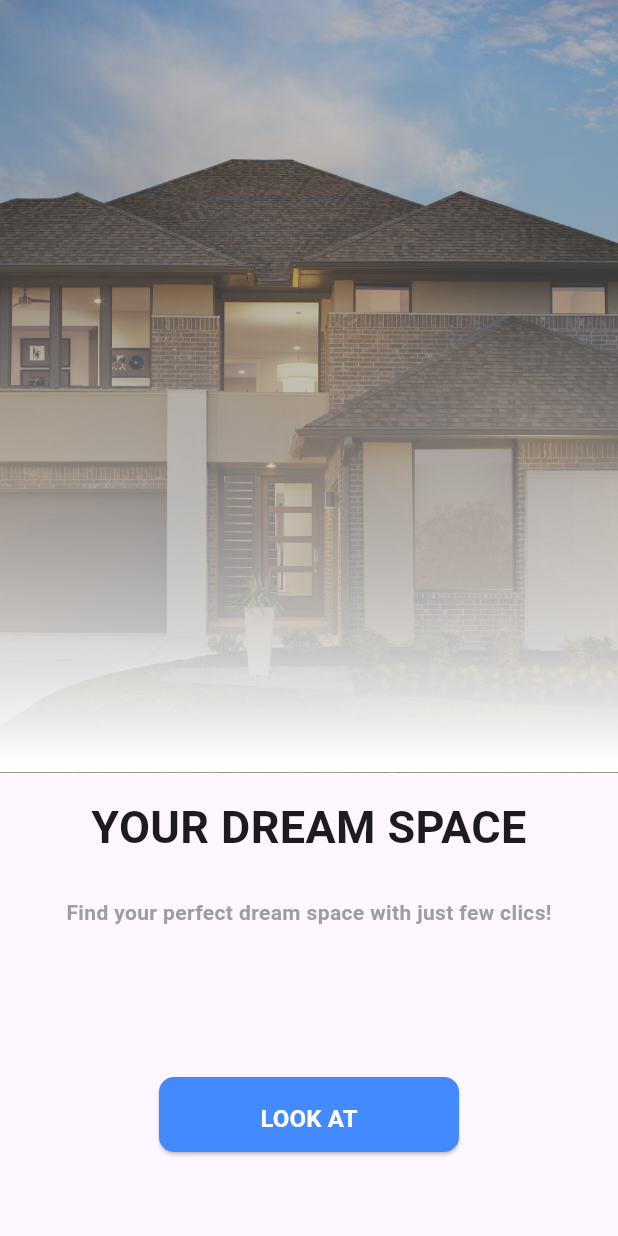
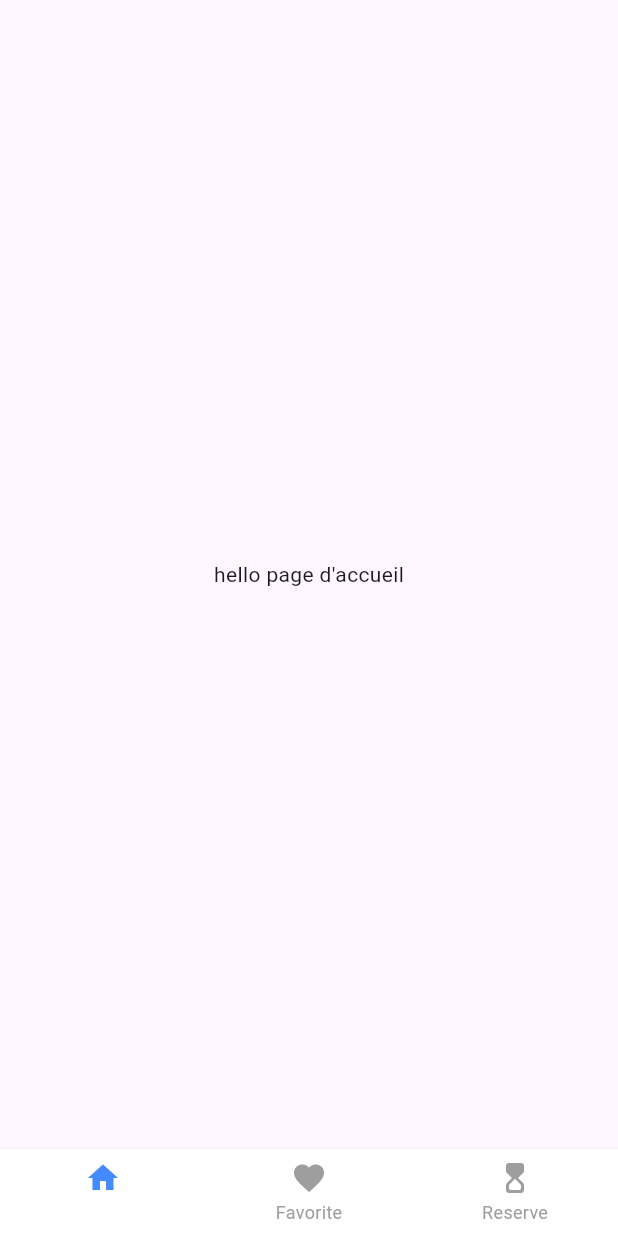
Before and after one commit to Nicolas-Ohlin/Luka-Ya-Yo-App, a Flutter app: the screen it shows after launch, after a tap on "LOOK AT", on a phone screen of 412 x 824 dp. Run offline on Flutter 3.47's test engine with Material 3 defaults, Android fonts, the phone set to English and light mode, and no system bars.

Commit message:
ajout de la page d'acueil 1

```diff
--- /dev/null
+++ b/lib/Pages/accueil_page.dart
@@ -0,0 +1,16 @@
+import 'package:flutter/material.dart';
+
+class Accueil extends StatelessWidget {
+  const Accueil({super.key});
+
+  @override
+  Widget build(BuildContext context) {
+    return Scaffold(
+      body: Center(
+        child: Text(
+          'hello page d\'accueil',
+        ),
+      ),
+    );
+  }
+}
--- /dev/null
+++ b/lib/Pages/favorite_page.dart
@@ -0,0 +1,16 @@
+import 'package:flutter/material.dart';
+
+class Favorite extends StatelessWidget {
+  const Favorite({super.key});
+
+  @override
+  Widget build(BuildContext context) {
+    return Scaffold(
+      body: Center(
+        child: Text(
+          'hello page de favorite',
+        ),
+      ),
+    );
+  }
+}
--- a/lib/Pages/home_page.dart
+++ b/lib/Pages/home_page.dart
@@ -1,7 +1,7 @@
 import 'dart:ui';
 
+import 'package:contacts_exos/Pages/page_principale.dart';
 import 'package:flutter/material.dart';
-
 
 class HomePage extends StatelessWidget {
   const HomePage({Key? key}) : super(key: key);
@@ -9,8 +9,8 @@ class HomePage extends StatelessWidget {
   @override
   Widget build(BuildContext context) {
     return Scaffold(
-      body: Column(
-
+      body: SingleChildScrollView(
+        child: Column(
           children: [
             Stack(
               children: [
@@ -18,9 +18,10 @@ class HomePage extends StatelessWidget {
                 Container(
                   height: MediaQuery.of(context).size.height * 2.5 / 4,
                   decoration: const BoxDecoration(
-                  image: DecorationImage(image: AssetImage('assets/images/house.jpeg'),fit: BoxFit.cover,),
-
-
+                    image: DecorationImage(
+                      image: AssetImage('assets/images/house.jpeg'),
+                      fit: BoxFit.cover,
+                    ),
                   ),
                 ),
                 Positioned(
@@ -36,45 +37,58 @@ class HomePage extends StatelessWidget {
                         colors: [
                           Colors.transparent,
                           Colors.white,
-
-
                         ],
                         stops: [0.00, 0.99],
                       ),
                     ),
                   ),
-
-
                 ),
-
-
-
-
               ],
             ),
-          const SizedBox(height: 15,),
-          const Text("YOUR DREAM SPACE", style: TextStyle(fontSize: 30, fontWeight: FontWeight.bold),textAlign:TextAlign.center ),
-          const SizedBox(height: 25,),
-          const Text("Find your perfect dream space with just few clics!", style: TextStyle(color: Colors.grey, fontWeight: FontWeight.bold),),
-
-
+            const SizedBox(
+              height: 15,
+            ),
+            const Text("YOUR DREAM SPACE",
+                style: TextStyle(fontSize: 30, fontWeight: FontWeight.bold),
+                textAlign: TextAlign.center),
+            const SizedBox(
+              height: 25,
+            ),
+            const Text(
+              "Find your perfect dream space with just few clics!",
+              style: TextStyle(color: Colors.grey, fontWeight: FontWeight.bold),
+            ),
             Padding(
               padding: const EdgeInsets.all(100.0),
-            child: ElevatedButton(onPressed: () {
-
-            },style:  ElevatedButton.styleFrom(
+              child: ElevatedButton(
+                onPressed: () {
+                  Navigator.push(
+                    context,
+                    MaterialPageRoute(
+                      builder: (BuildContext context) => const pagePrincipale(),
+                    ),
+                  );
+                },
+                style: ElevatedButton.styleFrom(
                   backgroundColor: Colors.blueAccent,
-
                   fixedSize: const Size(200, 50),
                   padding: const EdgeInsets.all(16),
                   shape: RoundedRectangleBorder(
                     borderRadius: BorderRadius.circular(10),
                   ),
-            ), child: const Text("LOOK AT", style: TextStyle(color: Colors.white, fontWeight: FontWeight.bold,fontSize: 16),),),
+                ),
+                child: const Text(
+                  "LOOK AT",
+                  style: TextStyle(
+                      color: Colors.white,
+                      fontWeight: FontWeight.bold,
+                      fontSize: 16),
+                ),
+              ),
             )
           ],
         ),
-
+      ),
     );
   }
 }
--- /dev/null
+++ b/lib/Pages/page_principale.dart
@@ -0,0 +1,58 @@
+import 'package:contacts_exos/Pages/accueil_page.dart';
+import 'package:contacts_exos/Pages/favorite_page.dart';
+import 'package:contacts_exos/Pages/reserve_page.dart';
+import 'package:flutter/material.dart';
+
+class pagePrincipale extends StatefulWidget {
+  const pagePrincipale({super.key});
+
+  @override
+  State<pagePrincipale> createState() => _pagePrincipaleState();
+}
+
+class _pagePrincipaleState extends State<pagePrincipale> {
+  int _selectedIndex = 0;
+  final List<Widget> _pages = [
+    Accueil(),
+    Favorite(),
+    Reserve(),
+  ];
+
+  @override
+  Widget build(BuildContext context) {
+    return Scaffold(
+      body: _pages[_selectedIndex],
+      bottomNavigationBar: BottomNavigationBar(
+        elevation: 2.0,
+        type: BottomNavigationBarType.fixed,
+        backgroundColor: Colors.white,
+        currentIndex: _selectedIndex,
+        unselectedItemColor: Colors.grey[500],
+        selectedItemColor: Colors.blueAccent,
+        showSelectedLabels: false,
+        showUnselectedLabels: true,
+        items: [
+          BottomNavigationBarItem(
+            icon: Icon(Icons.home),
+            label: "Accueil",
+          ),
+          BottomNavigationBarItem(
+            icon: Icon(
+              Icons.favorite,
+            ),
+            label: "Favorite",
+          ),
+          BottomNavigationBarItem(
+            icon: Icon(Icons.hourglass_top_rounded),
+            label: "Reserve",
+          ),
+        ],
+        onTap: (int index) {
+          setState(() {
+            _selectedIndex = index;
+          });
+        },
+      ),
+    );
+  }
+}
--- /dev/null
+++ b/lib/Pages/reserve_page.dart
@@ -0,0 +1,16 @@
+import 'package:flutter/material.dart';
+
+class Reserve extends StatelessWidget {
+  const Reserve({super.key});
+
+  @override
+  Widget build(BuildContext context) {
+    return Scaffold(
+      body: Center(
+        child: Text(
+          'hello page des maisons reservées',
+        ),
+      ),
+    );
+  }
+}
--- a/lib/main.dart
+++ b/lib/main.dart
@@ -1,5 +1,4 @@
-
-
+import 'package:contacts_exos/Pages/page_principale.dart';
 import 'package:flutter/material.dart';
 
 import 'Pages/home_page.dart';
```
Also changed, not shown: pubspec.lock. Lines whose indentation alone changed are shown as unchanged.
